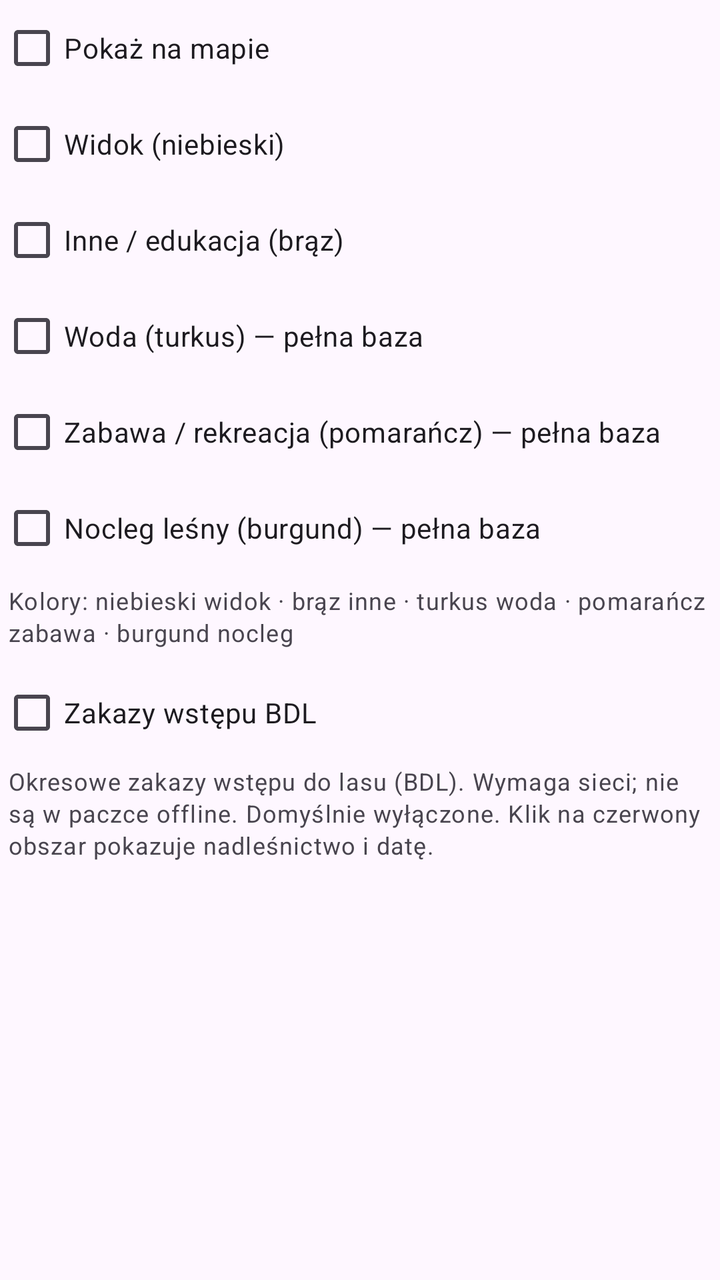
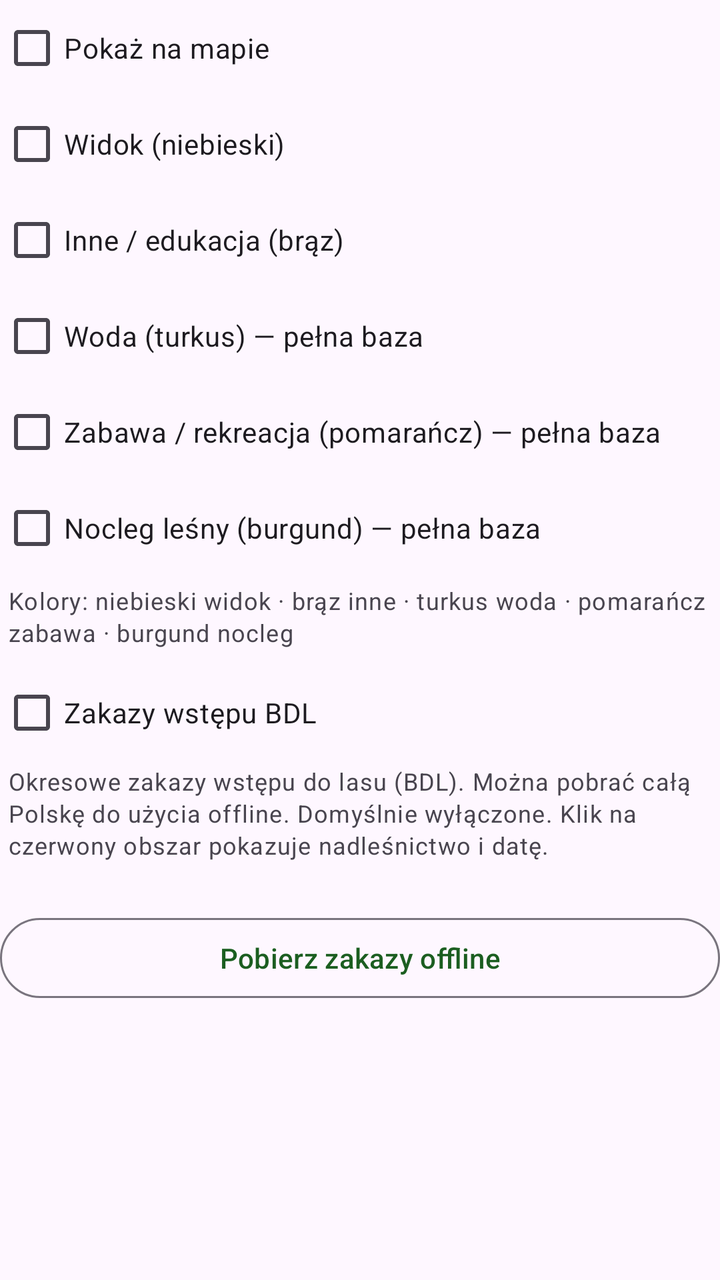

Before-and-after screenshots of an Android layout around one commit, followed by the original layout XML and the change that was made.
<!-- AndroidManifest.xml: application theme Theme.NaviLas -->
<!-- res/layout/bdl_overlay_controls.xml -->
<?xml version="1.0" encoding="utf-8"?>
<LinearLayout xmlns:android="http://schemas.android.com/apk/res/android"
    android:layout_width="match_parent"
    android:layout_height="wrap_content"
    android:orientation="vertical">

    <CheckBox
        android:id="@+id/overlayEnable"
        android:layout_width="match_parent"
        android:layout_height="wrap_content"
        android:text="@string/bdl_overlay_enable" />

    <CheckBox
        android:id="@+id/overlayGroupView"
        android:layout_width="match_parent"
        android:layout_height="wrap_content"
        android:text="@string/bdl_overlay_group_view" />

    <CheckBox
        android:id="@+id/overlayGroupOther"
        android:layout_width="match_parent"
        android:layout_height="wrap_content"
        android:text="@string/bdl_overlay_group_other" />

    <CheckBox
        android:id="@+id/overlayGroupWater"
        android:layout_width="match_parent"
        android:layout_height="wrap_content"
        android:text="@string/bdl_overlay_group_water" />

    <CheckBox
        android:id="@+id/overlayGroupPlay"
        android:layout_width="match_parent"
        android:layout_height="wrap_content"
        android:text="@string/bdl_overlay_group_play" />

    <CheckBox
        android:id="@+id/overlayGroupLodging"
        android:layout_width="match_parent"
        android:layout_height="wrap_content"
        android:text="@string/bdl_overlay_group_lodging" />

    <TextView
        android:id="@+id/overlayFullHint"
        android:layout_width="match_parent"
        android:layout_height="wrap_content"
        android:paddingHorizontal="4dp"
        android:paddingTop="2dp"
        android:text="@string/bdl_overlay_full_hint"
        android:textAppearance="?attr/textAppearanceBodySmall"
        android:visibility="gone" />

    <TextView
        android:id="@+id/overlayLegend"
        android:layout_width="match_parent"
        android:layout_height="wrap_content"
        android:paddingHorizontal="4dp"
        android:paddingTop="4dp"
        android:text="@string/bdl_overlay_legend"
        android:textAppearance="?attr/textAppearanceBodySmall" />

    <CheckBox
        android:id="@+id/overlayEntryBans"
        android:layout_width="match_parent"
        android:layout_height="wrap_content"
        android:layout_marginTop="8dp"
        android:text="@string/entry_ban_toggle" />

    <TextView
        android:id="@+id/overlayEntryBanHint"
        android:layout_width="match_parent"
        android:layout_height="wrap_content"
        android:paddingHorizontal="4dp"
        android:paddingTop="2dp"
        android:text="@string/entry_ban_hint"
        android:textAppearance="?attr/textAppearanceBodySmall" />
</LinearLayout>
<!-- resources referenced by this layout -->
<resources>
  <string name="bdl_overlay_enable">Pokaż na mapie</string>
  <string name="bdl_overlay_full_hint">Woda, zabawa i nocleg wymagają pakietu „pełna baza BDL”.</string>
  <string name="bdl_overlay_group_lodging">Nocleg leśny (burgund) — pełna baza</string>
  <string name="bdl_overlay_group_other">Inne / edukacja (brąz)</string>
  <string name="bdl_overlay_group_play">Zabawa / rekreacja (pomarańcz) — pełna baza</string>
  <string name="bdl_overlay_group_view">Widok (niebieski)</string>
  <string name="bdl_overlay_group_water">Woda (turkus) — pełna baza</string>
  <string name="bdl_overlay_legend">Kolory: niebieski widok · brąz inne · turkus woda · pomarańcz zabawa · burgund nocleg</string>
  <string name="entry_ban_hint">Okresowe zakazy wstępu do lasu (BDL). Wymaga sieci; nie są w paczce offline. Domyślnie wyłączone. Klik na czerwony obszar pokazuje nadleśnictwo i datę.</string>
  <string name="entry_ban_toggle">Zakazy wstępu BDL</string>
  <style name="Theme.NaviLas" parent="Theme.Material3.DayNight.NoActionBar">
          <item name="colorPrimary">@color/forest_green</item>
          <item name="colorOnPrimary">@color/forest_on_primary</item>
          <item name="colorPrimaryContainer">@color/forest_container</item>
          <item name="colorOnPrimaryContainer">@color/forest_on_container</item>
          <item name="colorSecondary">@color/forest_green</item>
          <item name="colorOnSecondary">@color/forest_on_primary</item>
          <item name="colorSecondaryContainer">@color/forest_container</item>
          <item name="colorOnSecondaryContainer">@color/forest_on_container</item>
          <item name="android:statusBarColor">@color/toolbar_green</item>
          <item name="android:navigationBarColor">?attr/colorSurface</item>
          <item name="android:windowLightStatusBar">false</item>
      </style>
  <color name="forest_green">#1B5E20</color>
  <color name="forest_on_primary">#FFFFFF</color>
  <color name="forest_container">#C8E6C9</color>
  <color name="forest_on_container">#123815</color>
  <color name="toolbar_green">#1B5E20</color>
</resources>

<!-- the commit's change to res/layout/bdl_overlay_controls.xml (unified diff, before → after) -->
@@ -74,4 +74,20 @@
         android:paddingTop="2dp"
         android:text="@string/entry_ban_hint"
         android:textAppearance="?attr/textAppearanceBodySmall" />
+
+    <TextView
+        android:id="@+id/overlayEntryBanPackStatus"
+        android:layout_width="match_parent"
+        android:layout_height="wrap_content"
+        android:paddingHorizontal="4dp"
+        android:paddingTop="4dp"
+        android:textAppearance="?attr/textAppearanceBodySmall" />
+
+    <com.google.android.material.button.MaterialButton
+        android:id="@+id/btnDownloadEntryBans"
+        style="@style/Widget.Material3.Button.OutlinedButton"
+        android:layout_width="match_parent"
+        android:layout_height="wrap_content"
+        android:layout_marginTop="4dp"
+        android:text="@string/entry_ban_download" />
 </LinearLayout>
<!-- resource entries referenced after the edit -->
@@ -8,7 +8,8 @@
   <string name="bdl_overlay_group_view">Widok (niebieski)</string>
   <string name="bdl_overlay_group_water">Woda (turkus) — pełna baza</string>
   <string name="bdl_overlay_legend">Kolory: niebieski widok · brąz inne · turkus woda · pomarańcz zabawa · burgund nocleg</string>
-  <string name="entry_ban_hint">Okresowe zakazy wstępu do lasu (BDL). Wymaga sieci; nie są w paczce offline. Domyślnie wyłączone. Klik na czerwony obszar pokazuje nadleśnictwo i datę.</string>
+  <string name="entry_ban_download">Pobierz zakazy offline</string>
+  <string name="entry_ban_hint">Okresowe zakazy wstępu do lasu (BDL). Można pobrać całą Polskę do użycia offline. Domyślnie wyłączone. Klik na czerwony obszar pokazuje nadleśnictwo i datę.</string>
   <string name="entry_ban_toggle">Zakazy wstępu BDL</string>
   <style name="Theme.NaviLas" parent="Theme.Material3.DayNight.NoActionBar">
           <item name="colorPrimary">@color/forest_green</item>
